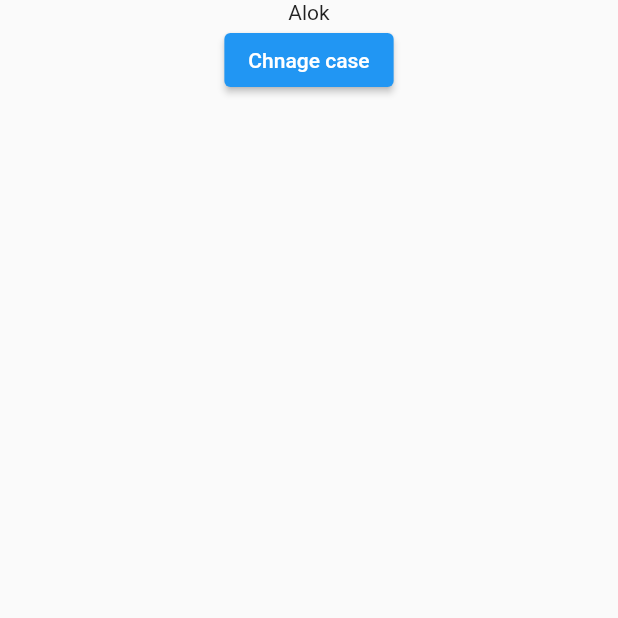
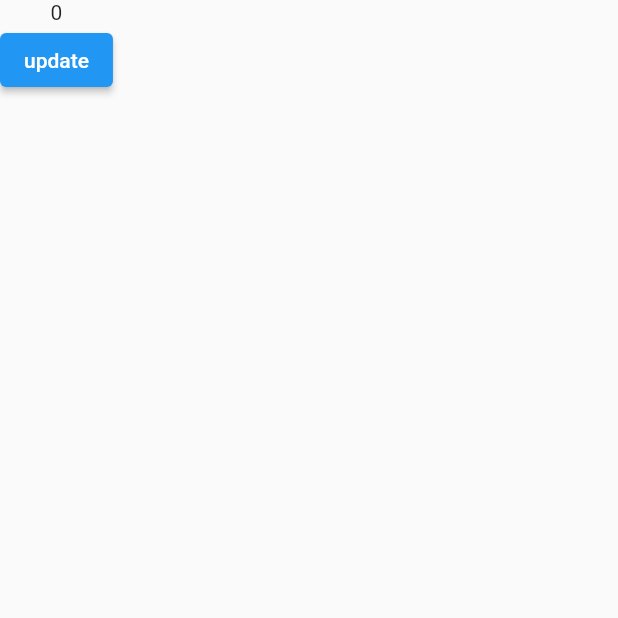
Before and after one commit to AlokKumarMaurya/provider_learning, a Flutter app: the screen it shows after launch, on a phone screen of 412 x 824 dp, the top half of it. Run offline on Flutter 3.47's test engine with Material 2 defaults, Android fonts, the phone set to English and light mode, and no system bars.

Commit message:
consumerProvider.dart

```diff
--- a/lib/main.dart
+++ b/lib/main.dart
@@ -2,6 +2,8 @@ import 'package:flutter/material.dart';
 import 'package:provider/provider.dart';
 import 'package:provider_learning/provider/counter_provider.dart';
 import 'package:provider_learning/provider/upperCaseProvider.dart';
+import 'package:provider_learning/usingConsumer/consumerProvider.dart';
+import 'package:provider_learning/usingConsumer/view.dart';
 
 void main() {
   runApp(const MyApp());
@@ -13,9 +15,9 @@ class MyApp extends StatelessWidget {
   @override
   Widget build(BuildContext context) {
     return ChangeNotifierProvider(
-      create: (context) => UpperCaseProvider(),
+      create: (context) => ConsumerProvider(),
       child: const MaterialApp(
-        home: CaseChanger(),
+        home: ConsumerProviderView(),
       ),
     );
   }
--- /dev/null
+++ b/lib/usingConsumer/consumerProvider.dart
@@ -0,0 +1,11 @@
+import 'package:flutter/cupertino.dart';
+
+class ConsumerProvider extends ChangeNotifier{
+
+  int count=0;
+
+  void increment(){
+    count++;
+    notifyListeners();
+  }
+}
--- /dev/null
+++ b/lib/usingConsumer/view.dart
@@ -0,0 +1,25 @@
+import 'package:flutter/material.dart';
+import 'package:provider/provider.dart';
+
+import 'consumerProvider.dart';
+
+class ConsumerProviderView extends StatelessWidget {
+  const ConsumerProviderView({Key? key}) : super(key: key);
+
+  @override
+  Widget build(BuildContext context) {
+    final provider=Provider.of<ConsumerProvider>(context);
+
+    return Scaffold(
+      body: Column(
+        children: [
+          Consumer<ConsumerProvider>(
+            builder: (context, value, child) => Text(value.count.toString()),
+          ),
+          ElevatedButton(
+              onPressed: () => provider.increment(), child: Text("update"))
+        ],
+      ),
+    );
+  }
+}
```
